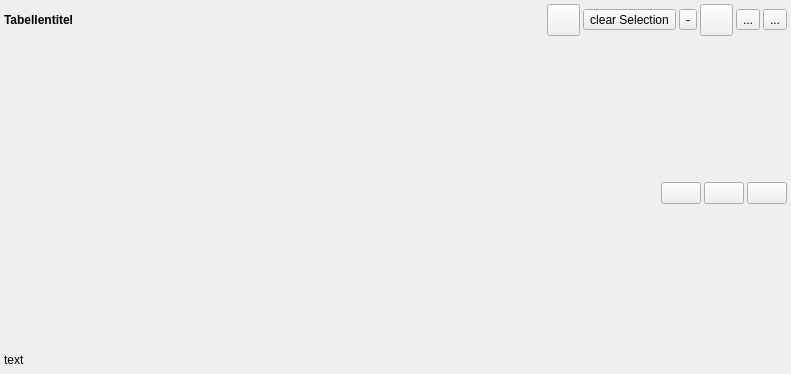
Before: the Qt Designer form core/main_table.ui in gidhoog/AlmGIS, drawn with Qt 5.
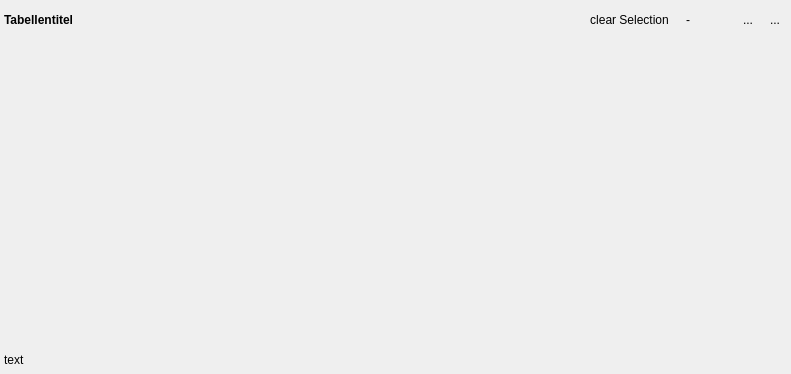
After: the same form once the commit is applied. Icons and pictures are not drawn.

The edit to the form file:
```diff
--- a/core/main_table.ui
+++ b/core/main_table.ui
@@ -73,6 +73,9 @@
            <height>25</height>
           </size>
          </property>
+         <property name="autoRaise">
+          <bool>true</bool>
+         </property>
         </widget>
        </item>
        <item>
@@ -90,6 +93,9 @@
            <height>25</height>
           </size>
          </property>
+         <property name="autoRaise">
+          <bool>true</bool>
+         </property>
         </widget>
        </item>
        <item>
@@ -125,6 +131,9 @@
            <height>25</height>
           </size>
          </property>
+         <property name="autoRaise">
+          <bool>true</bool>
+         </property>
         </widget>
        </item>
        <item>
@@ -154,6 +163,9 @@
            <height>25</height>
           </size>
          </property>
+         <property name="autoRaise">
+          <bool>true</bool>
+         </property>
         </widget>
        </item>
        <item>
@@ -189,6 +201,9 @@
            <height>25</height>
           </size>
          </property>
+         <property name="autoRaise">
+          <bool>true</bool>
+         </property>
         </widget>
        </item>
        <item>
@@ -221,6 +236,9 @@
          <property name="popupMode">
           <enum>QToolButton::InstantPopup</enum>
          </property>
+         <property name="autoRaise">
+          <bool>true</bool>
+         </property>
         </widget>
        </item>
       </layout>
@@ -310,6 +328,9 @@
                <height>25</height>
               </size>
              </property>
+             <property name="flat">
+              <bool>true</bool>
+             </property>
             </widget>
            </item>
            <item>
@@ -345,6 +366,9 @@
                <height>25</height>
               </size>
              </property>
+             <property name="flat">
+              <bool>true</bool>
+             </property>
             </widget>
            </item>
            <item>
@@ -380,6 +404,9 @@
                <height>25</height>
               </size>
              </property>
+             <property name="flat">
+              <bool>true</bool>
+             </property>
             </widget>
            </item>
           </layout>
```
